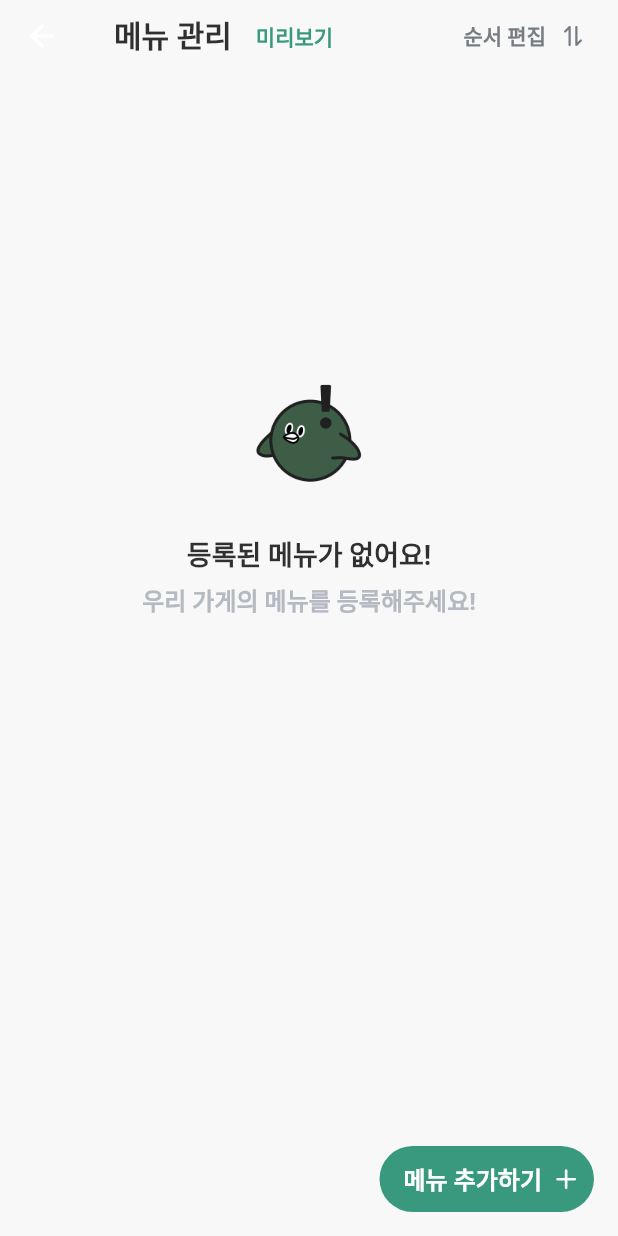
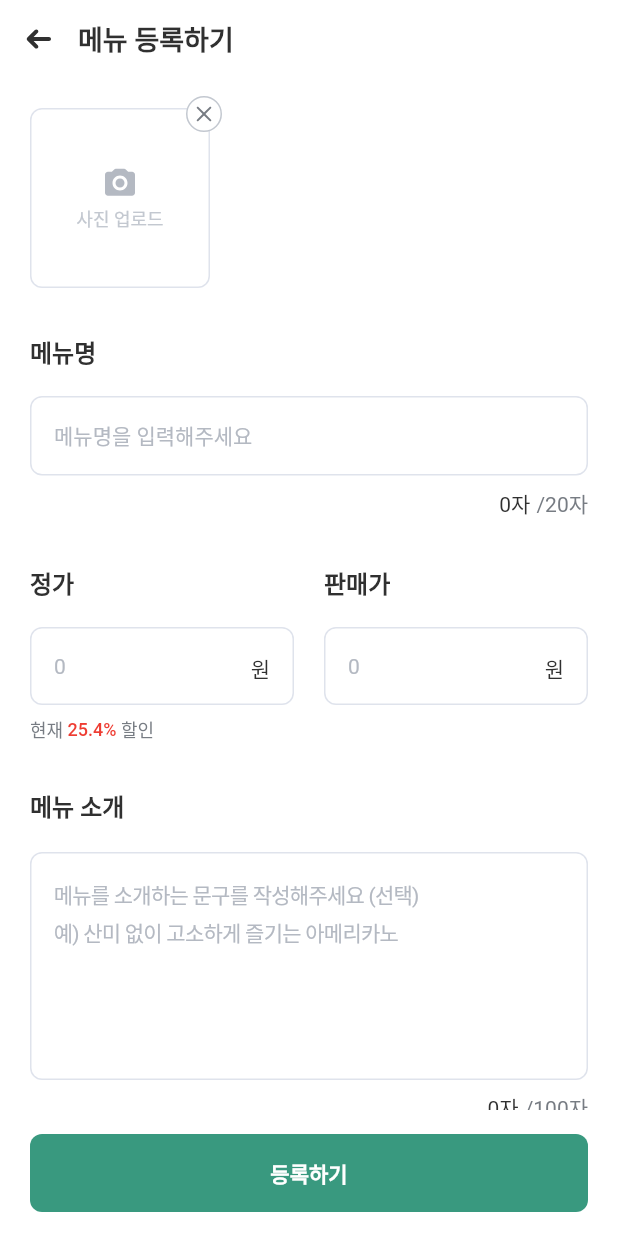
Before and after one commit to money-poly/kwangsaeng_seller, a Flutter app: the MenuMainView screen opened directly, after a tap on "메뉴 추가하기", on a phone screen of 412 x 824 dp. Run offline on Flutter 3.47's test engine with Material 2 defaults, Android fonts, the phone set to English and light mode, and no system bars; drawn by our look-alikes of flutter_styled_toast; our stand-ins replace equatable, extended_image, firebase_auth, firebase_core, flutter_dotenv, flutter_keyboard_visibility and 4 more; missing offline and left inert: remedi_kopo; accounts and stored records are empty; generated files the repository leaves out were written again; Roboto replaces fonts that are missing (Pretendard); statements that could not run were skipped.

Commit message:
feat(menu_register_view): 메뉴 등록 화면(하드코딩 버전)

```diff
--- a/lib/screens/menu/menu_main_view.dart
+++ b/lib/screens/menu/menu_main_view.dart
@@ -108,6 +108,11 @@ class MenuMainView extends StatelessWidget {
               ),
         floatingActionButton: GestureDetector(
           onTap: () {
+            Navigator.of(context).push(
+              MaterialPageRoute(
+                builder: (context) => const MenuRegisterView(),
+              ),
+            );
           },
           child: Container(
             width: 143,
--- /dev/null
+++ b/lib/screens/menu/menu_register_view.dart
@@ -0,0 +1,272 @@
+import 'package:flutter/material.dart';
+import 'package:flutter/services.dart';
+import 'package:flutter_keyboard_visibility/flutter_keyboard_visibility.dart';
+import 'package:flutter_svg/flutter_svg.dart';
+import 'package:kwangsaeng_seller/styles/color.dart';
+import 'package:kwangsaeng_seller/styles/txt.dart';
+import 'package:kwangsaeng_seller/widgets/custom_btn.dart';
+import 'package:kwangsaeng_seller/widgets/custom_textfield.dart';
+import 'package:kwangsaeng_seller/widgets/img_upload_card.dart';
+import 'package:kwangsaeng_seller/widgets/textfield_title.dart';
+
+class MenuRegisterView extends StatelessWidget {
+  const MenuRegisterView({super.key});
+
+  @override
+  Widget build(BuildContext context) {
+    return Stack(
+      children: [
+        KeyboardVisibilityBuilder(
+          builder: (context, isKeyboardVisible) {
+            return Scaffold(
+              backgroundColor: KwangColor.grey100,
+              appBar: AppBar(
+                title: Text("메뉴 등록하기", style: KwangStyle.header2),
+                leading: GestureDetector(
+                  behavior: HitTestBehavior.translucent,
+                  onTap: () {
+                    Navigator.of(context).pop();
+                  },
+                  child: Padding(
+                    padding: const EdgeInsets.symmetric(horizontal: 8),
+                    child: SvgPicture.asset("assets/icons/ic_36_back.svg",
+                        width: 36, height: 36),
+                  ),
+                ),
+                leadingWidth: 52,
+                titleSpacing: 0,
+                toolbarHeight: 52,
+                centerTitle: false,
+                backgroundColor: KwangColor.grey100,
+                elevation: 0,
+              ),
+              body: SingleChildScrollView(
+                physics: const BouncingScrollPhysics(),
+                child: Padding(
+                  padding: EdgeInsets.fromLTRB(20, 0, 20,
+                      144 + MediaQuery.of(context).viewPadding.bottom),
+                  child: Column(
+                    mainAxisAlignment: MainAxisAlignment.start,
+                    crossAxisAlignment: CrossAxisAlignment.start,
+                    children: [
+                      Padding(
+                        padding: const EdgeInsets.only(bottom: 20, top: 12),
+                        child: Stack(
+                          children: [
+                            const ImgUploadCard(imgUrl: null),
+                            Positioned(
+                              top: 0,
+                              right: 0,
+                              child: Container(
+                                width: 24,
+                                height: 24,
+                                padding: const EdgeInsets.all(3),
+                                decoration: BoxDecoration(
+                                  color: KwangColor.grey100,
+                                  shape: BoxShape.circle,
+                                  border: Border.all(color: KwangColor.grey500),
+                                ),
+                                child: SvgPicture.asset(
+                                    "assets/icons/ic_16_close.svg"),
+                              ),
+                            )
+                          ],
+                        ),
+                      ),
+                      const TextFieldTitle(title: "메뉴명"),
+                      CustomTextField(
+                        controller: TextEditingController(),
+                        hintText: "메뉴명을 입력해주세요",
+                        validator: (input) {
+                          return null;
+                        },
+                        maxLength: 20,
+                        isVisibleMaxLength: true,
+                      ),
+                      const SizedBox(height: 20),
+                      Row(
+                        children: [
+                          Expanded(
+                            child: Column(
+                              crossAxisAlignment: CrossAxisAlignment.start,
+                              children: [
+                                const TextFieldTitle(title: "정가"),
+                                CustomTextField(
+                                  controller: TextEditingController(),
+                                  hintText: "0",
+                                  inputFormatters: [
+                                    FilteringTextInputFormatter.digitsOnly
+                                  ],
+                                  keyboardType: TextInputType.number,
+                                  validator: (input) {
+                                    return null;
+                                  },
+                                  icon: Padding(
+                                    padding: const EdgeInsets.only(right: 16),
+                                    child: Text(
+                                      "원",
+                                      style: KwangStyle.body1,
+                                    ),
+                                  ),
+                                ),
+                              ],
+                            ),
+                          ),
+                          const SizedBox(width: 20),
+                          Expanded(
+                            child: Column(
+                              crossAxisAlignment: CrossAxisAlignment.start,
+                              children: [
+                                const TextFieldTitle(title: "판매가"),
+                                CustomTextField(
+                                  controller: TextEditingController(),
+                                  hintText: "0",
+                                  inputFormatters: [
+                                    FilteringTextInputFormatter.digitsOnly
+                                  ],
+                                  keyboardType: TextInputType.number,
+                                  validator: (input) {
+                                    return null;
+                                  },
+                                  icon: Padding(
+                                    padding: const EdgeInsets.only(right: 16),
+                                    child: Text(
+                                      "원",
+                                      style: KwangStyle.body1,
+                                    ),
+                                  ),
+                                ),
+                              ],
+                            ),
+                          ),
+                        ],
+                      ),
+                      const SizedBox(height: 8),
+                      Row(
+                        mainAxisAlignment: MainAxisAlignment.start,
+                        children: [
+                          Text(
+                            "현재 ",
+                            style: KwangStyle.body2
+                                .copyWith(color: KwangColor.grey700),
+                          ),
+                          Text(
+                            "25.4% ",
+                            style: KwangStyle.body2M
+                                .copyWith(color: KwangColor.red),
+                          ),
+                          Text(
+                            "할인",
+                            style: KwangStyle.body2
+                                .copyWith(color: KwangColor.grey700),
+                          )
+                        ],
+                      ),
+                      const SizedBox(height: 20),
+                      const TextFieldTitle(title: "메뉴 소개"),
+                      CustomTextField(
+                        controller: TextEditingController(),
+                        hintText:
+                            "메뉴를 소개하는 문구를 작성해주세요 (선택)\n예) 산미 없이 고소하게 즐기는 아메리카노",
+                        validator: (input) {
+                          return null;
+                        },
+                        maxLines: 5,
+                        maxLength: 100,
+                        isVisibleMaxLength: true,
+                      ),
+                      const SizedBox(height: 20),
+                      const TextFieldTitle(title: "원산지 표기"),
+                      Padding(
+                        padding: const EdgeInsets.only(bottom: 8),
+                        child: Row(
+                          children: [
+                            Flexible(
+                              flex: 1,
+                              child: CustomTextField(
+                                controller: TextEditingController(),
+                                hintText: "재료명",
+                                validator: (input) {
+                                  return null;
+                                },
+                              ),
+                            ),
+                            const SizedBox(width: 8),
+                            Flexible(
+                              flex: 2,
+                              child: CustomTextField(
+                                controller: TextEditingController(),
+                                hintText: "원산지",
+                                validator: (input) {
+                                  return null;
+                                },
+                              ),
+                            ),
+                            const SizedBox(width: 8),
+                            GestureDetector(
+                              onTap: () {},
+                              behavior: HitTestBehavior.translucent,
+                              child: SvgPicture.asset(
+                                "assets/icons/ic_24_trash.svg",
+                                width: 24,
+                                height: 24,
+                                colorFilter: const ColorFilter.mode(
+                                    KwangColor.grey800, BlendMode.srcIn),
+                              ),
+                            )
+                          ],
+                        ),
+                      ),
+                      Container(
+                          width: MediaQuery.of(context).size.width - 40,
+                          height: 52,
+                          decoration: BoxDecoration(
+                            border: Border.all(color: KwangColor.grey400),
+                            borderRadius: BorderRadius.circular(8),
+                          ),
+                          child: Row(
+                            mainAxisAlignment: MainAxisAlignment.center,
+                            crossAxisAlignment: CrossAxisAlignment.center,
+                            children: [
+                              Text(
+                                "추가하기",
+                                style: KwangStyle.body1
+                                    .copyWith(color: KwangColor.grey600),
+                              ),
+                              const SizedBox(width: 4),
+                              SvgPicture.asset(
+                                "assets/icons/ic_16_add.svg",
+                                width: 16,
+                                height: 16,
+                              )
+                            ],
+                          ))
+                    ],
+                  ),
+                ),
+              ),
+              bottomSheet: Container(
+                padding: EdgeInsets.fromLTRB(
+                    20,
+                    16,
+                    20,
+                    isKeyboardVisible
+                        ? 16
+                        : 16 + MediaQuery.of(context).viewPadding.bottom),
+                decoration: const BoxDecoration(
+                  color: KwangColor.grey100,
+                ),
+                child: CustomBtn(
+                  txt: "등록하기",
+                  txtColor: KwangColor.grey100,
+                  bgColor: KwangColor.secondary400,
+                  onTap: () {},
+                ),
+              ),
+            );
+          },
+        )
+      ],
+    );
+  }
+}
```
